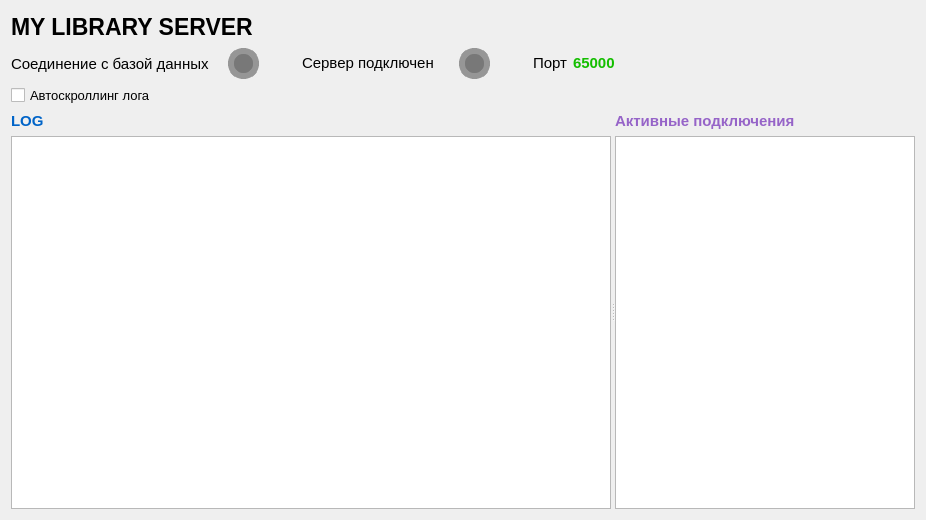
Qt form mylibraryservergui.ui (kafka1408me/ServerLibrary) before a commit.
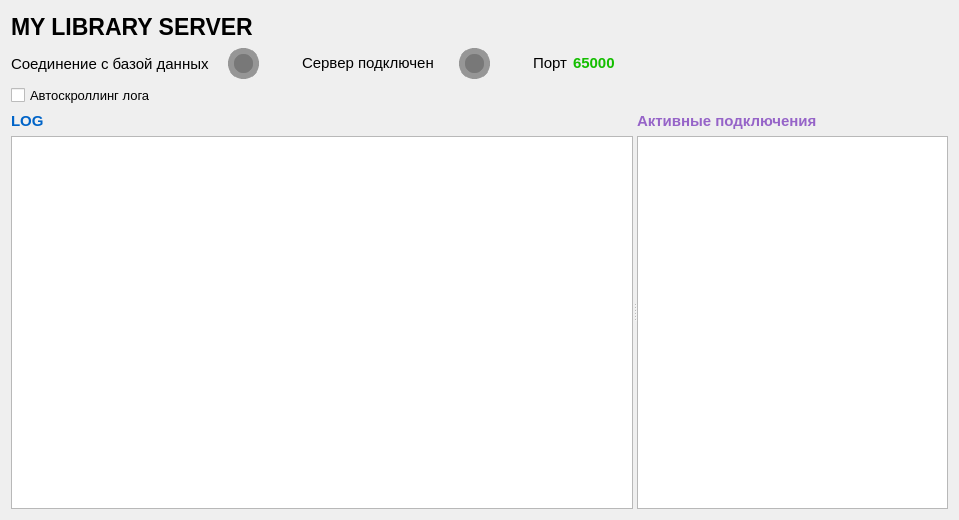
The same form after that commit.

Patch:
```diff
--- a/mylibraryservergui.ui
+++ b/mylibraryservergui.ui
@@ -6,7 +6,7 @@
    <rect>
     <x>0</x>
     <y>0</y>
-    <width>816</width>
+    <width>959</width>
     <height>520</height>
    </rect>
   </property>
@@ -191,6 +191,18 @@
      <property name="styleSheet">
       <string notr="true"/>
      </property>
+     <property name="frameShape">
+      <enum>QFrame::NoFrame</enum>
+     </property>
+     <property name="frameShadow">
+      <enum>QFrame::Plain</enum>
+     </property>
+     <property name="lineWidth">
+      <number>0</number>
+     </property>
+     <property name="midLineWidth">
+      <number>0</number>
+     </property>
      <property name="orientation">
       <enum>Qt::Horizontal</enum>
      </property>
```
Left out of the diff: 228 changed lines with no effect on the pictures.
